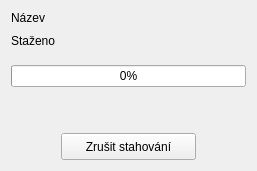
Above: y2mate/downloaddialog.ui from RxiPland/y2mate_desktop before the change. Below: the same form after it.
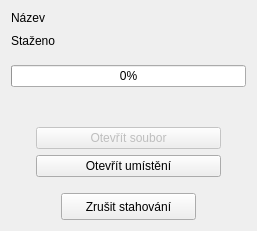
That is the form after the change.

Patch:
```diff
--- a/y2mate/downloaddialog.ui
+++ b/y2mate/downloaddialog.ui
@@ -7,7 +7,7 @@
     <x>0</x>
     <y>0</y>
     <width>257</width>
-    <height>165</height>
+    <height>231</height>
    </rect>
   </property>
   <property name="windowTitle">
@@ -65,7 +65,7 @@
         <enum>Qt::Vertical</enum>
        </property>
        <property name="sizeType">
-        <enum>QSizePolicy::MinimumExpanding</enum>
+        <enum>QSizePolicy::Expanding</enum>
        </property>
        <property name="sizeHint" stdset="0">
         <size>
@@ -75,6 +75,128 @@
        </property>
       </spacer>
      </item>
+     <item>
+      <layout class="QGridLayout" name="gridLayout">
+       <property name="topMargin">
+        <number>0</number>
+       </property>
+       <item row="0" column="2">
+        <spacer name="horizontalSpacer_3">
+         <property name="orientation">
+          <enum>Qt::Horizontal</enum>
+         </property>
+         <property name="sizeType">
+          <enum>QSizePolicy::Fixed</enum>
+         </property>
+         <property name="sizeHint" stdset="0">
+          <size>
+           <width>25</width>
+           <height>20</height>
+          </size>
+         </property>
+        </spacer>
+       </item>
+       <item row="1" column="1">
+        <widget class="QPushButton" name="pushButton_3">
+         <property name="minimumSize">
+          <size>
+           <width>0</width>
+           <height>0</height>
+          </size>
+         </property>
+         <property name="focusPolicy">
+          <enum>Qt::NoFocus</enum>
+         </property>
+         <property name="text">
+          <string>Otevřít umístění</string>
+         </property>
+        </widget>
+       </item>
+       <item row="1" column="2">
+        <spacer name="horizontalSpacer_6">
+         <property name="orientation">
+          <enum>Qt::Horizontal</enum>
+         </property>
+         <property name="sizeType">
+          <enum>QSizePolicy::Fixed</enum>
+         </property>
+         <property name="sizeHint" stdset="0">
+          <size>
+           <width>25</width>
+           <height>20</height>
+          </size>
+         </property>
+        </spacer>
+       </item>
+       <item row="0" column="0">
+        <spacer name="horizontalSpacer_4">
+         <property name="orientation">
+          <enum>Qt::Horizontal</enum>
+         </property>
+         <property name="sizeType">
+          <enum>QSizePolicy::Fixed</enum>
+         </property>
+         <property name="sizeHint" stdset="0">
+          <size>
+           <width>25</width>
+           <height>20</height>
+          </size>
+         </property>
+        </spacer>
+       </item>
+       <item row="1" column="0">
+        <spacer name="horizontalSpacer_5">
+         <property name="orientation">
+          <enum>Qt::Horizontal</enum>
+         </property>
+         <property name="sizeType">
+          <enum>QSizePolicy::Fixed</enum>
+         </property>
+         <property name="sizeHint" stdset="0">
+          <size>
+           <width>25</width>
+           <height>20</height>
+          </size>
+         </property>
+        </spacer>
+       </item>
+       <item row="0" column="1">
+        <widget class="QPushButton" name="pushButton_2">
+         <property name="enabled">
+          <bool>false</bool>
+         </property>
+         <property name="minimumSize">
+          <size>
+           <width>0</width>
+           <height>0</height>
+          </size>
+         </property>
+         <property name="focusPolicy">
+          <enum>Qt::NoFocus</enum>
+         </property>
+         <property name="text">
+          <string>Otevřít soubor</string>
+         </property>
+        </widget>
+       </item>
+       <item row="2" column="1">
+        <spacer name="verticalSpacer_3">
+         <property name="orientation">
+          <enum>Qt::Vertical</enum>
+         </property>
+         <property name="sizeType">
+          <enum>QSizePolicy::Fixed</enum>
+         </property>
+         <property name="sizeHint" stdset="0">
+          <size>
+           <width>20</width>
+           <height>10</height>
+          </size>
+         </property>
+        </spacer>
+       </item>
+      </layout>
+     </item>
      <item>
       <layout class="QHBoxLayout" name="horizontalLayout_2">
        <property name="topMargin">
```
